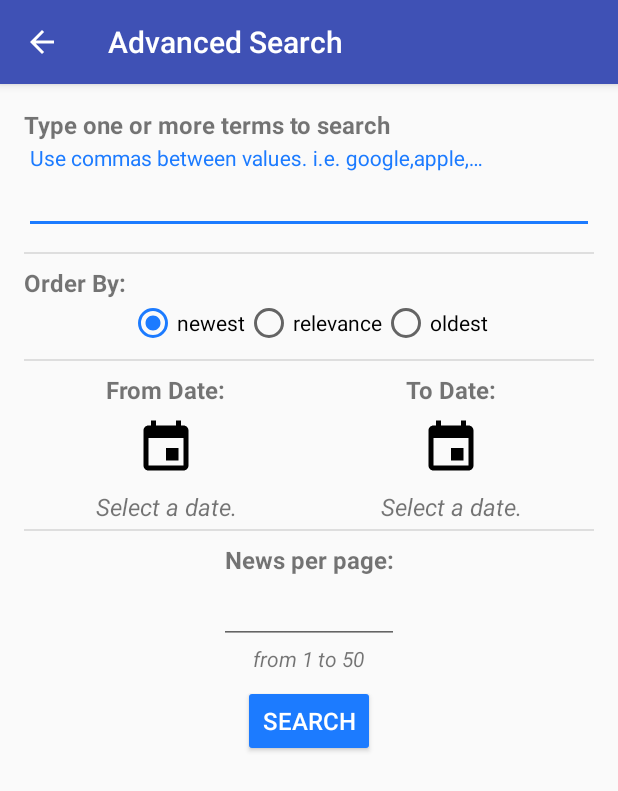
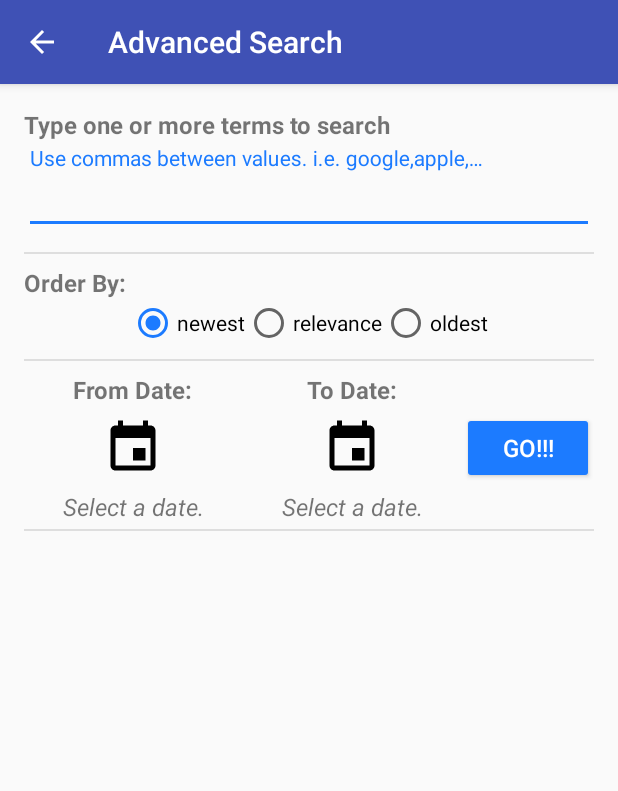
Before and after one commit to jesselima/nanodegree-android-basic-news-app, an Android app: the SearchActivity screen opened directly, with no data from a screen before it, on a phone screen of 412 x 824 dp. Shown: the top 791 px of the screen. Run offline under Robolectric (Android 15) with nearby library versions, the phone set to English and light mode, and no system bars.

Commit message:
Search logic and layout improved. TODO notes added to project.

```diff
--- a/app/src/main/java/com/udacity/newsapp/SavedNewsActivity.java
+++ b/app/src/main/java/com/udacity/newsapp/SavedNewsActivity.java
@@ -2,6 +2,10 @@ package com.udacity.newsapp;
 
 import android.support.v7.app.AppCompatActivity;
 import android.os.Bundle;
+
+// TODO: Implement the layout and Activity to show a list with all saved news.
+// TODO: The click in a news item must take the user to the news details.
+// TODO: User must be able to delete one and all news in the list
 
 public class SavedNewsActivity extends AppCompatActivity {
 
--- a/app/src/main/java/com/udacity/newsapp/SearchActivity.java
+++ b/app/src/main/java/com/udacity/newsapp/SearchActivity.java
@@ -33,7 +33,7 @@ public class SearchActivity extends AppCompatActivity {
     private Calendar calendar;
 
     /* Strings to be used in Advanced search */
-    private String pageSize, q,fromDate, toDate, fullFromDate, fullToDate;
+    private String q,fromDate, toDate, fullFromDate, fullToDate;
     private String orderBy = "";
 
 
@@ -43,7 +43,6 @@ public class SearchActivity extends AppCompatActivity {
         setContentView(R.layout.activity_search);
 
         final RadioGroup radioGroup = findViewById(R.id.search_radio_group);
-        final EditText newsPerPage = findViewById(R.id.search_page_size);
         final EditText searchTerms = findViewById(R.id.search_q);
 
         /* Date picker implementation */
@@ -106,22 +105,18 @@ public class SearchActivity extends AppCompatActivity {
         });
 
         /* Get input values and update variables to be sent by intent do NewsListActivity */
-
-
         Button buttonSearch = findViewById(R.id.button_search);
         buttonSearch.setOnClickListener(new View.OnClickListener() {
             @Override
             public void onClick(View v) {
 
                 orderBy = ((RadioButton) findViewById(radioGroup.getCheckedRadioButtonId())).getText().toString();
-                pageSize = newsPerPage.getText().toString();
                 q = searchTerms.getText().toString();
 
                 Intent intent = new Intent(getApplicationContext(), NewsListActivity.class);
                 intent.putExtra("from-date", fromDate);
                 intent.putExtra("to-date", toDate);
                 intent.putExtra("order-by", orderBy);
-                intent.putExtra("page-size", pageSize);
                 intent.putExtra("q", q);
                 String searchType = "advanced";
                 intent.putExtra("searchType", searchType);
@@ -130,7 +125,6 @@ public class SearchActivity extends AppCompatActivity {
                 Log.v("Search fromDate value: ", fromDate);
                 Log.v("Search toDate value: ", toDate);
                 Log.v("Search orderBy value: ", orderBy);
-                Log.v("Search pageSize value: ", pageSize);
                 Log.v("Search q value: ", q);
                 Log.v("searchType value: ", searchType);
 
--- a/app/src/main/java/com/udacity/newsapp/privatedata/MyApiKey.java
+++ b/app/src/main/java/com/udacity/newsapp/privatedata/MyApiKey.java
@@ -9,6 +9,12 @@ public class MyApiKey {
     private static final String apiKey = "PUT_API_KEY_HERE";
     private static final String baseUrl = "https://content.guardianapis.com/search";
 
+    public static String getBaseUrlNewsDetails() {
+        return baseUrlNewsDetails;
+    }
+
+    private static final String baseUrlNewsDetails = "https://content.guardianapis.com/";
+
     public static String getApiKey() {
         return apiKey;
     }
--- a/app/src/main/res/layout/activity_search.xml
+++ b/app/src/main/res/layout/activity_search.xml
@@ -142,6 +142,19 @@
                 android:textStyle="italic"/>
         </LinearLayout>
 
+        <Button
+            android:id="@+id/button_search"
+            android:layout_width="wrap_content"
+            android:layout_height="wrap_content"
+            android:layout_gravity="center"
+            android:layout_marginBottom="@dimen/layout_margin8"
+            android:layout_marginTop="@dimen/margin_8"
+            android:backgroundTint="@color/colorAccent"
+            android:text="GO!!!"
+            android:textAlignment="center"
+            android:textAllCaps="true"
+            android:textColor="@color/colorWhite"
+            android:textSize="@dimen/text_size_16"/>
 
     </LinearLayout>
 
@@ -151,39 +164,4 @@
         android:layout_marginTop="@dimen/margin_4"
         android:background="@color/colorLightGrey"/>
 
-    <TextView
-        android:layout_width="match_parent"
-        android:layout_height="wrap_content"
-        android:layout_marginTop="@dimen/margin_8"
-        android:gravity="center"
-        android:text="@string/news_per_page"
-        android:textSize="@dimen/text_size_16"
-        android:textStyle="bold"/>
-    <EditText
-        android:id="@+id/search_page_size"
-        android:layout_width="120dp"
-        android:layout_height="wrap_content"
-        android:layout_gravity="center"
-        android:inputType="number"/>
-    <TextView
-        android:layout_width="wrap_content"
-        android:layout_height="wrap_content"
-        android:layout_gravity="center"
-        android:textStyle="italic"
-        android:text="@string/from_1_to_50"/>
-
-    <Button
-        android:id="@+id/button_search"
-        android:layout_width="wrap_content"
-        android:layout_height="wrap_content"
-        android:layout_gravity="center"
-        android:layout_marginBottom="@dimen/layout_margin8"
-        android:layout_marginTop="@dimen/margin_8"
-        android:backgroundTint="@color/colorAccent"
-        android:text="@string/search"
-        android:textAlignment="center"
-        android:textAllCaps="true"
-        android:textColor="@color/colorWhite"
-        android:textSize="@dimen/text_size_16"/>
-
 </LinearLayout>
```
Also changed, not shown: app/src/main/java/com/udacity/newsapp/NewsDetailsActivity.java (+8 -0 lines), app/src/main/java/com/udacity/newsapp/NewsListActivity.java (+11 -16 lines), app/src/main/res/layout/activity_news_details.xml (+4 -16 lines), app/src/main/res/layout/item_list_news.xml (+16 -12 lines), app/src/main/java/com/udacity/newsapp/adapters/NewsAdapter.java (indentation only).
